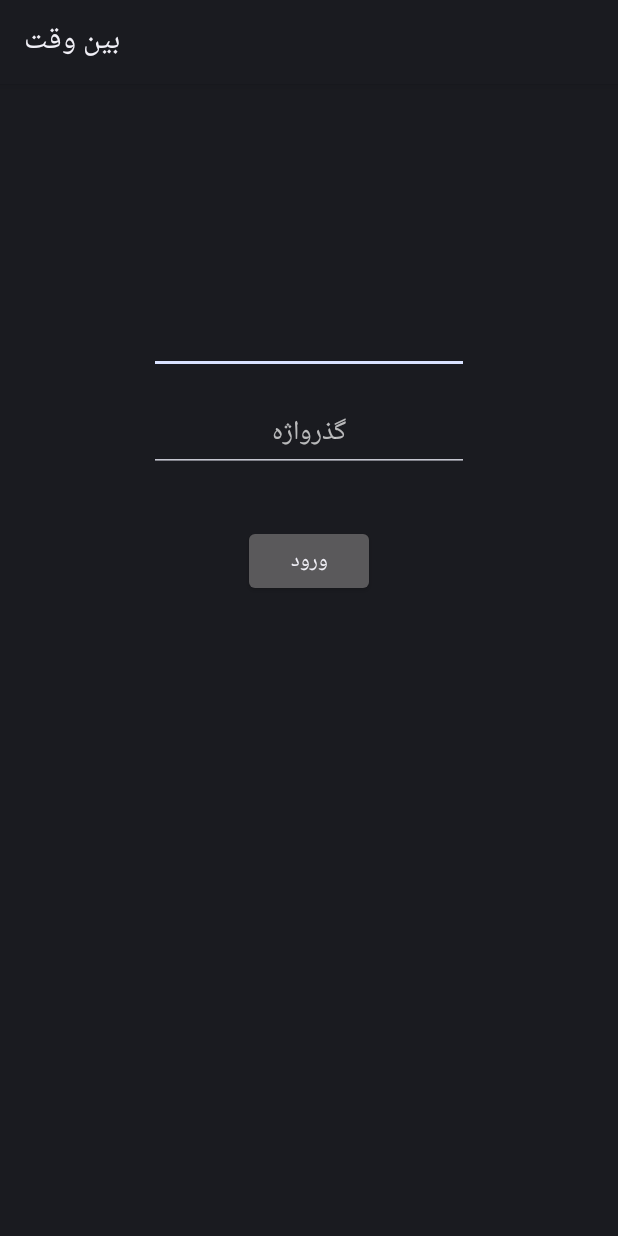
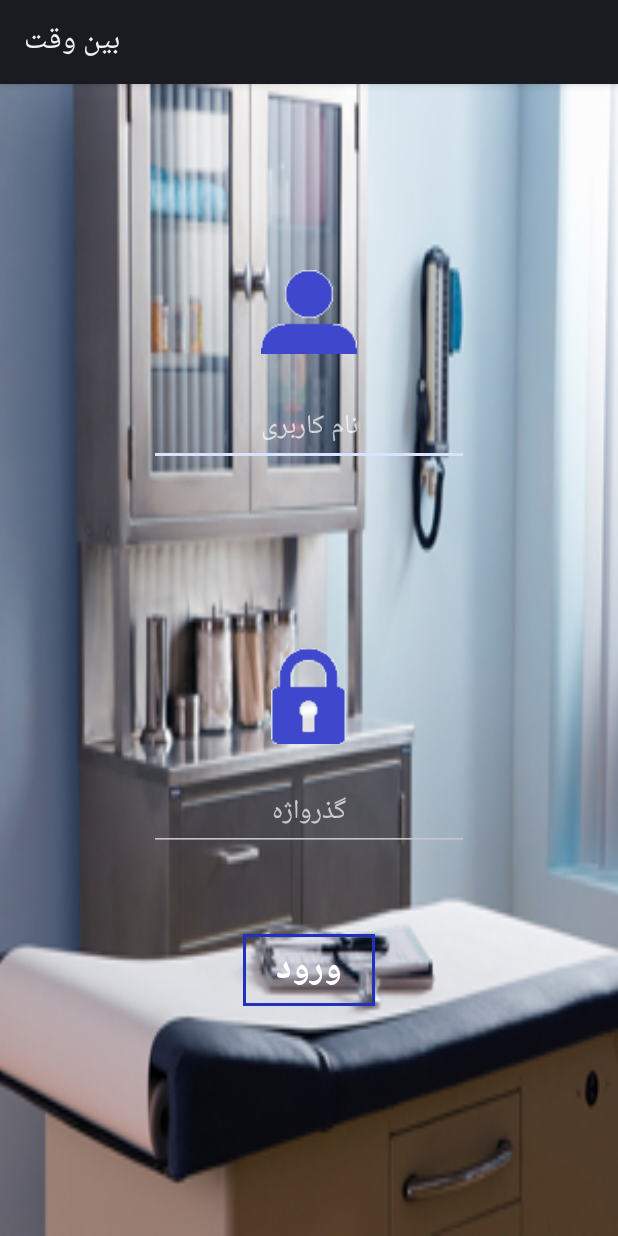
Before and after one commit to hamedmahdavi72/asdAndroid, an Android app: the screen it shows after launch (FullscreenActivity), on a phone screen of 412 x 824 dp. Run offline under Robolectric (Android 15) with nearby library versions, the phone set to English and light mode, and no system bars.

Commit message:
little bit ui change.

```diff
--- a/app/src/main/res/drawable/back.xml
+++ b/app/src/main/res/drawable/back.xml
@@ -1,5 +1,5 @@
 <?xml version="1.0" encoding="utf-8"?>
 <shape xmlns:android="http://schemas.android.com/apk/res/android" android:shape="rectangle" >
-    <solid android:color="#ffffff" />
-    <stroke android:width="1dip" android:color="#4fa5d5"/>
+    <solid android:color="@android:color/transparent" />
+    <stroke android:width="2dip" android:color="#1f32be"/>
 </shape>
--- a/app/src/main/res/layout/activity_fullscreen.xml
+++ b/app/src/main/res/layout/activity_fullscreen.xml
@@ -1,35 +1,50 @@
 <?xml version = "1.0" encoding = "utf-8"?>
-<LinearLayout xmlns:android = "http://schemas.android.com/apk/res/android"
-              xmlns:app="http://schemas.android.com/apk/res-auto" xmlns:tools = "http://schemas.android.com/tools" android:layout_width="match_parent"
-              android:layout_height = "match_parent"
+<RelativeLayout xmlns:android = "http://schemas.android.com/apk/res/android"
+                xmlns:app="http://schemas.android.com/apk/res-auto" xmlns:tools = "http://schemas.android.com/tools"
                 android:id="@+id/container"
-              tools:context = "com.example.arya.agileapp.FullscreenActivity" android:orientation="horizontal">
+                tools:context = "com.example.arya.agileapp.FullscreenActivity"
+                android:layout_height="match_parent" android:layout_width="match_parent" android:baselineAligned="false"
+                android:background="@mipmap/intro">
 
-
-    <RelativeLayout
-            android:layout_width="match_parent"
-            android:layout_height="match_parent" android:id="@+id/login">
 
     <EditText
             android:layout_width="wrap_content"
             android:layout_height="wrap_content"
-                android:inputType="textPersonName"
+            android:inputType="text"
             android:ems="10"
-                android:layout_alignParentTop="true" android:layout_centerHorizontal="true"
-                android:layout_marginTop="148dp" android:id="@+id/username" android:textAlignment="center"
-                tools:text="نام کاربری"/>
-        <Button
-                android:text="ورود"
-                android:layout_width="wrap_content"
-                android:layout_height="wrap_content" android:layout_below="@+id/password"
-                android:layout_centerHorizontal="true" android:layout_marginTop="35dp" android:id="@+id/button"/>
+            android:id="@+id/username" android:textAlignment="center" android:hint="نام کاربری"
+            android:layout_below="@+id/imageButton2" android:layout_centerHorizontal="true"
+            android:layout_marginTop="23dp" android:textColor="@android:color/white"/>
     <EditText
             android:layout_width="wrap_content"
             android:layout_height="wrap_content"
             android:inputType="textPassword"
             android:ems="10"
-                android:id="@+id/password" android:textAlignment="center" android:hint="گذرواژه"
-                android:layout_below="@+id/username" android:layout_alignStart="@+id/username"
-                android:layout_marginTop="14dp"/>
+            android:id="@+id/password" android:hint="گذرواژه" android:textAlignment="center"
+            android:layout_marginTop="20dp"
+            android:layout_below="@+id/imageButton3" android:layout_alignStart="@+id/username"
+            android:textColor="@android:color/black"/>
+    <Button
+            android:text="ورود"
+            android:layout_width="wrap_content"
+            android:layout_height="wrap_content"
+            android:id="@+id/button"
+            android:background="@drawable/back"
+            android:elevation="0dp"
+            android:layout_marginTop="55dp"
+            android:layout_below="@+id/password" android:layout_centerHorizontal="true" android:textSize="24sp"
+            android:textStyle="normal|bold" android:textColor="@android:color/white"/>
+    <ImageView
+            android:layout_height="wrap_content" app:srcCompat="@drawable/pswd"
+            android:layout_marginTop="121dp" android:id="@+id/imageButton3"
+            android:layout_width="wrap_content" android:scaleType="fitXY" android:visibility="visible"
+            android:theme="@style/AppTheme" android:layout_below="@+id/username"
+            android:layout_centerHorizontal="true" android:background="@drawable/pswd"/>
+    <ImageView
+            app:srcCompat="@drawable/usrusr" android:id="@+id/imageButton2"
+            android:layout_weight="2"
+            android:layout_marginTop="124dp" android:layout_height="wrap_content" android:layout_width="wrap_content"
+            android:scaleType="fitXY"
+            android:visibility="visible" android:layout_alignParentTop="true" android:layout_centerHorizontal="true"
+            android:background="@drawable/usrusr"/>
 </RelativeLayout>
-</LinearLayout>
--- a/app/src/main/res/values/colors.xml
+++ b/app/src/main/res/values/colors.xml
@@ -1,6 +1,6 @@
 <?xml version="1.0" encoding="utf-8"?>
 <resources>
-    <color name="colorPrimary">#a7e25b</color>
+    <color name="colorPrimary">#1c41bc</color>
     <color name="colorPrimaryDark">#55d62e</color>
     <color name="colorAccent">#000000</color>
 
```
Also changed, not shown: app/src/main/res/layout/fragment_user_profile.xml (+33 -27 lines), app/src/main/res/drawable/cris.png (added), app/src/main/res/drawable/profilebackground.jpg (added), app/src/main/res/drawable/pswd.png (added), app/src/main/res/drawable/users.jpg (added), app/src/main/res/drawable/usrusr.png (added), app/src/main/res/mipmap-hdpi/intro.jpg (added). Lines whose indentation alone changed are shown as unchanged.
